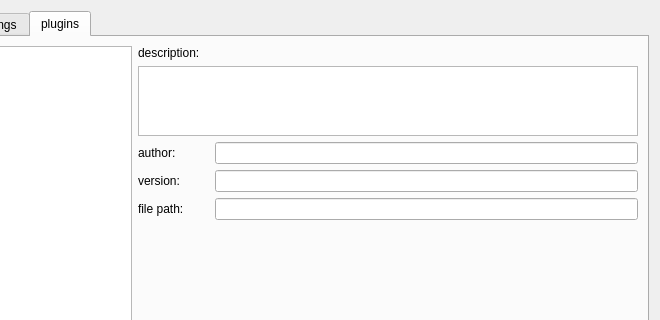
This is ui/settingsdialog.ui in OpenIndy/OpenIndy as Qt 5 draws it before an edit; both pictures show x 140 to 800 and y 0 to 320 of the 800 by 600 pixel window. The edited form follows.
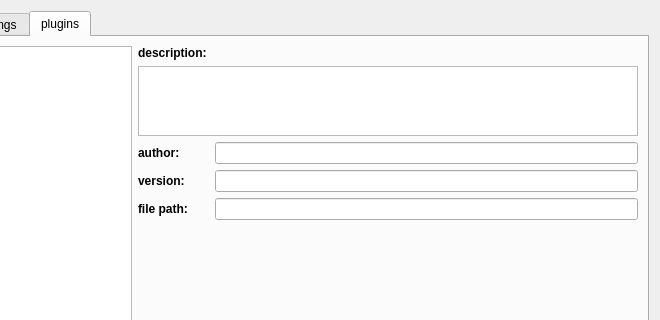
This is the edited form. The open tabs and pages were chosen to show the change. Icons and pictures are not drawn.

Diff of the .ui file:
```diff
--- a/ui/settingsdialog.ui
+++ b/ui/settingsdialog.ui
@@ -306,6 +306,13 @@
               <layout class="QVBoxLayout" name="verticalLayout_3">
                <item>
                 <widget class="QLabel" name="label">
+                 <property name="font">
+                  <font>
+                   <weight>75</weight>
+                   <bold>true</bold>
+                   <strikeout>false</strikeout>
+                  </font>
+                 </property>
                  <property name="text">
                   <string>description:</string>
                  </property>
@@ -318,6 +325,12 @@
                 <layout class="QHBoxLayout" name="horizontalLayout_8" stretch="1,6">
                  <item>
                   <widget class="QLabel" name="label_2">
+                   <property name="font">
+                    <font>
+                     <weight>75</weight>
+                     <bold>true</bold>
+                    </font>
+                   </property>
                    <property name="text">
                     <string>author:</string>
                    </property>
@@ -332,6 +345,12 @@
                 <layout class="QHBoxLayout" name="horizontalLayout_9" stretch="1,6">
                  <item>
                   <widget class="QLabel" name="label_3">
+                   <property name="font">
+                    <font>
+                     <weight>75</weight>
+                     <bold>true</bold>
+                    </font>
+                   </property>
                    <property name="text">
                     <string>version:</string>
                    </property>
@@ -346,6 +365,12 @@
                 <layout class="QHBoxLayout" name="horizontalLayout_10" stretch="1,6">
                  <item>
                   <widget class="QLabel" name="label_4">
+                   <property name="font">
+                    <font>
+                     <weight>75</weight>
+                     <bold>true</bold>
+                    </font>
+                   </property>
                    <property name="text">
                     <string>file path:</string>
                    </property>
```
Left out of the diff: 22 changed lines with no effect on the pictures.
